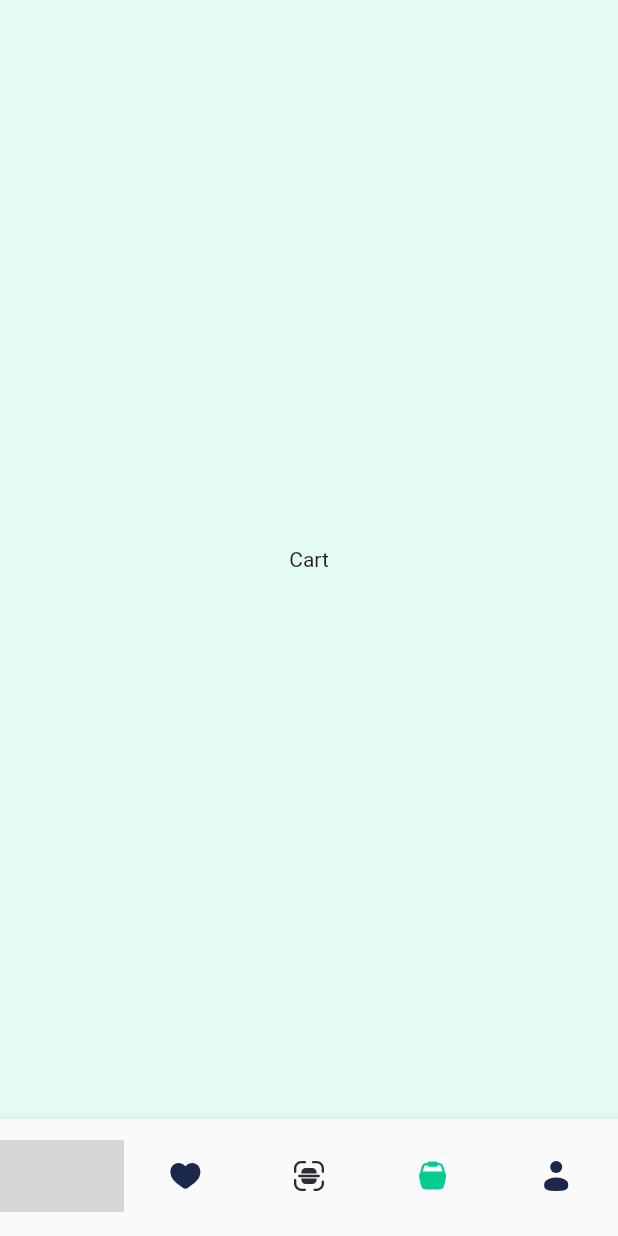
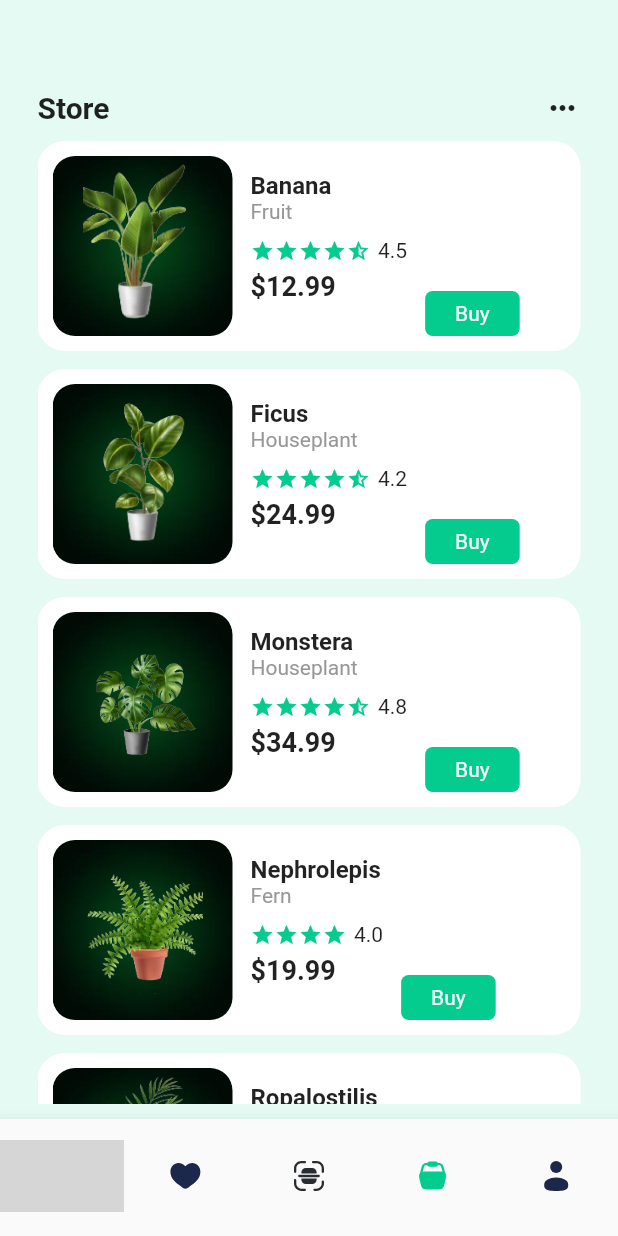
Before and after one commit to yassine-bennkhay/plants_selling_flutter_app_ui, a Flutter app: the screen it shows after launch, item 4 of the bottom bar chosen, on a phone screen of 412 x 824 dp. Run offline on Flutter 3.47's test engine with Material 2 defaults, Android fonts, the phone set to English and light mode, and no system bars; our stand-ins replace flutter_svg; grey boxes are pictures that could not be loaded.

Commit message:
finish the store screen

```diff
--- a/lib/models/plant.dart
+++ b/lib/models/plant.dart
@@ -10,6 +10,7 @@ class Plant {
   final double weight;
   final String type;
   final bool isPopular;
+  final bool isFavorite;
 
   Plant({
     required this.title,
@@ -23,6 +24,7 @@ class Plant {
     required this.weight,
     required this.type,
     required this.isPopular,
+    required this.isFavorite,
   });
   static List<Plant> getAllPlants() {
     return [
@@ -38,6 +40,7 @@ class Plant {
         weight: 1.5,
         type: 'Tropical',
         isPopular: true,
+        isFavorite: false,
       ),
       Plant(
         title: 'Ficus',
@@ -50,7 +53,9 @@ class Plant {
         diameter: 2.0,
         weight: 0.8,
         type: 'Indoor',
-          isPopular: false),
+        isPopular: false,
+        isFavorite: true,
+      ),
       Plant(
           title: 'Monstera',
           imageUrl: 'assets/images/monstera.png',
@@ -62,7 +67,8 @@ class Plant {
           diameter: 2.5,
           weight: 1.0,
           type: 'Indoor',
-          isPopular: true),
+          isPopular: true,
+          isFavorite: true),
       Plant(
         title: 'Nephrolepis',
         imageUrl: 'assets/images/nephrolepis.png',
@@ -75,6 +81,7 @@ class Plant {
         weight: 0.5,
         type: 'Outdoor',
         isPopular: true,
+        isFavorite: false,
       ),
       Plant(
         title: 'Ropalostilis',
@@ -88,6 +95,7 @@ class Plant {
         weight: 2.0,
         type: 'Outdoor',
         isPopular: false,
+        isFavorite: true,
       ),
       Plant(
         title: 'Sansevier',
@@ -101,6 +109,7 @@ class Plant {
         weight: 0.2,
         type: 'Indoor',
         isPopular: true,
+        isFavorite: true,
       ),
       Plant(
           title: 'Yucca',
@@ -113,7 +122,8 @@ class Plant {
           diameter: 2.0,
           weight: 1.2,
           type: 'Outdoor',
-          isPopular: false),
+          isPopular: false,
+          isFavorite: false),
       Plant(
           title: 'Zamioculcas',
           imageUrl: 'assets/images/zamioculcas.png',
@@ -125,7 +135,8 @@ class Plant {
           diameter: 1.5,
           weight: 0.7,
           type: 'Indoor',
-          isPopular: true),
+          isPopular: true,
+          isFavorite: true),
     ];
   }
 }
--- a/lib/screens/home/widgets/plant_item.dart
+++ b/lib/screens/home/widgets/plant_item.dart
@@ -1,5 +1,5 @@
 import 'package:flutter/material.dart';
-import 'package:planting_app/utils/app_colors.dart';
+import 'package:planting_app/utils/styles.dart';
 
 import '../../../models/plant.dart';
 import '../../../utils/app_images.dart';
@@ -30,22 +30,31 @@ class PlantItem extends StatelessWidget {
                 child: Image.asset(
                   plant.imageUrl,
                 ),
+              ),
+              Row(
+                mainAxisAlignment: MainAxisAlignment.end,
+                children: [
+                  Padding(
+                    padding: const EdgeInsets.all(12),
+                    child: Icon(
+                      plant.isFavorite ? Icons.favorite : Icons.favorite_border,
+                      color: Colors.white,
+                    ),
+                  ),
+                ],
               )
             ],
           ),
           const SizedBox(
             height: 10,
           ),
-          Text(
-            plant.category,
-            style: const TextStyle(color: AppColors.greyElementColor),
-          ),
+          Text(plant.category, style: greyStyle),
           const SizedBox(
             height: 5,
           ),
           Text(
             plant.title,
-            style: const TextStyle(fontWeight: FontWeight.bold),
+            style: titleStyle,
           ),
           Row(
             mainAxisAlignment: MainAxisAlignment.spaceBetween,
@@ -53,15 +62,14 @@ class PlantItem extends StatelessWidget {
               Column(
                 crossAxisAlignment: CrossAxisAlignment.start,
                 children: [
-                  const Text(
+                  Text(
                     "Price",
-                    style: TextStyle(color: AppColors.greyElementColor),
+                    style: greyStyle,
                   ),
                   Text(
                     "\$${plant.price.toString()}",
-                    style: const TextStyle(
-                        fontWeight: FontWeight.bold, fontSize: 18),
-                  )
+                    style: priceStyle,
+                  ),
                 ],
               ),
               ElevatedButton(
--- a/lib/screens/root/root.dart
+++ b/lib/screens/root/root.dart
@@ -1,6 +1,7 @@
 import 'package:flutter/material.dart';
 import 'package:planting_app/screens/home/home.dart';
 import 'package:planting_app/screens/root/widgets/nav_bar_items.dart';
+import 'package:planting_app/screens/store/store.dart';
 import 'package:planting_app/utils/app_colors.dart';
 
 class Root extends StatefulWidget {
@@ -27,9 +28,7 @@ class _RootState extends State<Root> {
     const Center(
       child: Text("Scan"),
     ),
-    const Center(
-      child: Text("Cart"),
-    ),
+    const StoreScreen(),
     const Center(
       child: Text("Profile"),
     ),
--- /dev/null
+++ b/lib/screens/store/store.dart
@@ -0,0 +1,17 @@
+import 'package:flutter/material.dart';
+import 'package:planting_app/screens/store/widgets/store_app_bar.dart';
+import 'package:planting_app/screens/store/widgets/store_plants_list.dart';
+
+class StoreScreen extends StatelessWidget {
+  const StoreScreen({super.key});
+
+  @override
+  Widget build(BuildContext context) {
+    return Scaffold(
+      body: Column(children: [
+        const StoreAppBar(),
+        Expanded(child: StorePlantsList()),
+      ]),
+    );
+  }
+}
--- /dev/null
+++ b/lib/screens/store/widgets/store_app_bar.dart
@@ -0,0 +1,29 @@
+import 'package:flutter/material.dart';
+
+class StoreAppBar extends StatelessWidget {
+  const StoreAppBar({super.key});
+
+  @override
+  Widget build(BuildContext context) {
+    return Container(
+      padding: const EdgeInsets.only(
+        top: 60,
+        left: 25,
+        right: 25,
+        bottom: 10,
+      ),
+      child: const Row(
+        mainAxisAlignment: MainAxisAlignment.spaceBetween,
+        children: [
+          Center(
+            child: Text(
+              "Store",
+              style: TextStyle(fontSize: 20, fontWeight: FontWeight.bold),
+            ),
+          ),
+          Icon(Icons.more_horiz)
+        ],
+      ),
+    );
+  }
+}
--- /dev/null
+++ b/lib/screens/store/widgets/store_plants_list.dart
@@ -0,0 +1,126 @@
+import 'package:flutter/material.dart';
+import 'package:planting_app/utils/app_colors.dart';
+import 'package:planting_app/utils/styles.dart';
+
+import '../../../models/plant.dart';
+import '../../../utils/app_images.dart';
+
+class StorePlantsList extends StatelessWidget {
+  StorePlantsList({super.key});
+  final List<Plant> plants = Plant.getAllPlants();
+  Widget generateStarRating(double rating) {
+    rating = rating.clamp(0.0, 5.0);
+
+    int fullStars = rating.floor();
+    double remaining = rating - fullStars;
+
+    List<Widget> starWidgets = [];
+
+    for (int i = 0; i < fullStars; i++) {
+      starWidgets
+          .add(const Icon(Icons.star, size: 16, color: AppColors.primaryColor));
+    }
+
+    if (remaining > 0) {
+      starWidgets.add(
+          const Icon(Icons.star_half, size: 16, color: AppColors.primaryColor));
+    }
+
+    return Row(
+      children: starWidgets,
+    );
+  }
+
+  @override
+  Widget build(BuildContext context) {
+    return Container(
+      padding: const EdgeInsets.only(left: 25, right: 25, bottom: 10),
+      child: ListView.separated(
+          itemBuilder: (context, index) => Container(
+                height: 140,
+                padding: const EdgeInsets.all(10),
+                decoration: BoxDecoration(
+                    borderRadius: BorderRadius.circular(18.0),
+                    color: Colors.white),
+                child: Row(
+                  crossAxisAlignment: CrossAxisAlignment.end,
+                  children: [
+                    Stack(
+                      alignment: Alignment.center,
+                      children: [
+                        ClipRRect(
+                          borderRadius: BorderRadius.circular(15),
+                          child: Image.asset(AppImages.background),
+                        ),
+                        Image.asset(
+                          plants[index].imageUrl,
+                          width: 80,
+                        ),
+                      ],
+                    ),
+                    Container(
+                      padding: const EdgeInsets.symmetric(
+                          vertical: 10, horizontal: 12),
+                      child: Column(
+                        crossAxisAlignment: CrossAxisAlignment.start,
+                        children: [
+                          Text(
+                            plants[index].title,
+                            style: titleStyle,
+                          ),
+                          Text(
+                            plants[index].category,
+                            style: greyStyle,
+                          ),
+                          const SizedBox(
+                            height: 10,
+                          ),
+                          Row(
+                            children: [
+                              generateStarRating(plants[index].rating),
+                              const SizedBox(
+                                width: 5,
+                              ),
+                              Text(plants[index].rating.toString())
+                            ],
+                          ),
+                          const SizedBox(
+                            height: 5,
+                          ),
+                          Row(
+                            mainAxisAlignment: MainAxisAlignment.end,
+                            children: [
+                              Text(
+                                "\$${plants[index].price.toString()}",
+                                style: priceStyle,
+                              ),
+                            ],
+                          ),
+                        ],
+                      ),
+                    ),
+                    GestureDetector(
+                      onTap: () {},
+                      child: Container(
+                        height: 30,
+                        padding: const EdgeInsets.symmetric(horizontal: 20),
+                        decoration: BoxDecoration(
+                            borderRadius: BorderRadius.circular(5),
+                            color: AppColors.primaryColor),
+                        child: const Center(
+                            child: Text(
+                          "Buy",
+                          style: TextStyle(color: Colors.white),
+                        )),
+                      ),
+                    )
+                  ],
+                ),
+              ),
+          separatorBuilder: (_, index) => const SizedBox(
+                height: 12,
+              ),
+          itemCount: plants.length),
+    );
+  }
+}
--- /dev/null
+++ b/lib/utils/styles.dart
@@ -0,0 +1,9 @@
+import 'package:flutter/material.dart';
+
+import 'app_colors.dart';
+
+TextStyle titleStyle =
+    const TextStyle(fontWeight: FontWeight.bold, fontSize: 16);
+TextStyle greyStyle = const TextStyle(color: AppColors.greyElementColor);
+TextStyle priceStyle =
+    const TextStyle(fontWeight: FontWeight.bold, fontSize: 18);
```
Lines whose indentation alone changed are shown as unchanged.
